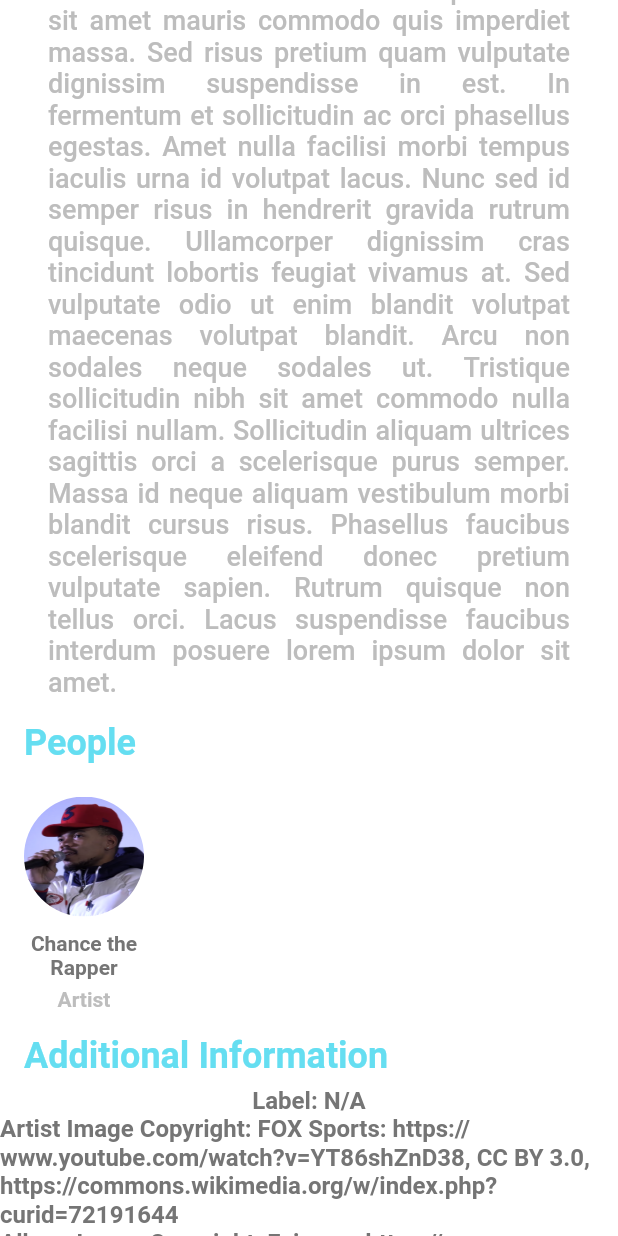
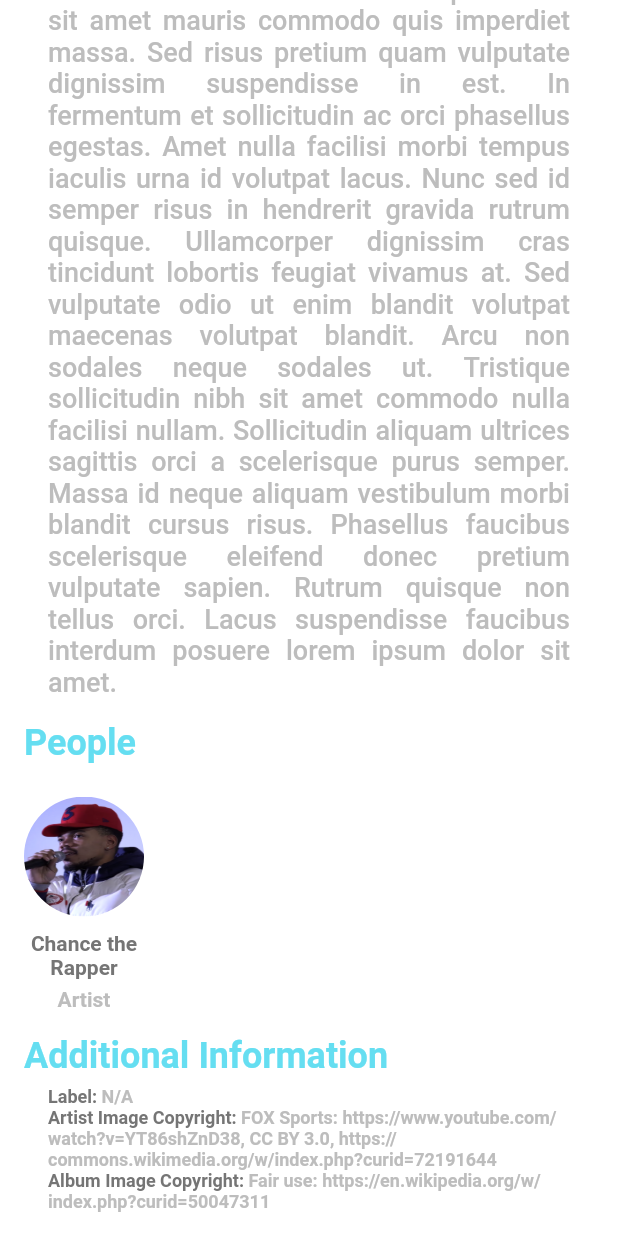
Before and after one commit to jah01/Sound-Selections, a Flutter app: the DetailsScreen screen opened directly with sample values from the repository, scrolled down 1255 dp, on a phone screen of 412 x 824 dp. Run offline on Flutter 3.47's test engine with Material 2 defaults, Android fonts, the light colour scheme and no system bars; our stand-ins replace auto_size_text, carousel_slider, scrollable_positioned_list.

Commit message:
Modify navigation and minor detail screen update.

```diff
--- a/lib/data/music.dart
+++ b/lib/data/music.dart
@@ -1,6 +1,3 @@
-import 'package:flutter/cupertino.dart';
-import 'categories.dart';
-
 class Music {
   final String title, artist, album, label, description, artistImg, artistC, albumImg, albumC, category;
   final DateTime release;
--- a/lib/screens/details/components/body.dart
+++ b/lib/screens/details/components/body.dart
@@ -1,7 +1,6 @@
 import 'package:flutter/cupertino.dart';
 import 'package:flutter/material.dart';
 import 'package:soundselections/defaults.dart';
-import '../../details/details_screen.dart';
 import '../../../data/music.dart';
 
 Widget _flightShuttleBuilder(
@@ -198,9 +197,31 @@ class Body extends StatelessWidget {
                 padding: EdgeInsets.fromLTRB(defaultPadding, 0.0, defaultPadding, 6.0),
                 child: Text("Additional Information", style: TextStyle(fontSize: 24, color: thirdColor, fontWeight: FontWeight.w600),),
               ),
-              Text("Label: ${song.getLabel}", style: TextStyle(fontSize: 16, color: Colors.grey[600], fontWeight: FontWeight.w600),),
-              Text("Artist Image Copyright: ${song.getArtistC}", style: TextStyle(fontSize: 16, color: Colors.grey[600], fontWeight: FontWeight.w600),),
-              Text("Album Image Copyright: ${song.getAlbumC}", style: TextStyle(fontSize: 16, color: Colors.grey[600], fontWeight: FontWeight.w600),),
+              Container(
+                color: Colors.white,
+                padding: EdgeInsets.symmetric(horizontal: defaultPadding * 2),
+                child: RichText(
+                  textAlign: TextAlign.left,
+                  text: TextSpan(
+                    text: "Label: ",
+                    style: TextStyle(fontSize: 12, color: Colors.grey[600], fontWeight: FontWeight.w600),
+                    children: <TextSpan>[
+                      TextSpan(text: "${song.getLabel}\n", style: TextStyle(color: Colors.grey[400])),
+                      TextSpan(text: "Artist Image Copyright: ",
+                      children: <TextSpan>[
+                        TextSpan(text: "${song.getArtistC}\n", style: TextStyle(color: Colors.grey[400])),
+                        TextSpan(text: "Album Image Copyright: ",
+                          children: <TextSpan>[
+                            TextSpan(text: "${song.getAlbumC}", style: TextStyle(color: Colors.grey[400])),
+                          ],
+                        ),
+                      ],
+                      ),
+                    ],
+                  ),
+                ),
+              ),
+Padding(padding: EdgeInsets.only(bottom: defaultPadding),),
 //              Padding(padding: EdgeInsets.only(bottom: 6.0),),
             ],
           ),
--- a/lib/screens/home/components/songs.dart
+++ b/lib/screens/home/components/songs.dart
@@ -246,7 +246,8 @@ class _SongList extends State<SongList> {
                                       itemCount: featured(getAtIndex(i)).length,
                                       itemBuilder: (context, j) {
                                         Music current = getAtIndex(i)[j];
-                                        return FlatButton(
+                                        Key k = UniqueKey();
+                                        return Hero(tag: k, child: FlatButton(
                                           shape: RoundedRectangleBorder(
                                             borderRadius:
                                                 BorderRadius.circular(4.0),
@@ -257,6 +258,7 @@ class _SongList extends State<SongList> {
                                               thirdColor.withAlpha(600),
                                           padding: EdgeInsets.all(0.0),
                                           onPressed: () {
+                                            Navigator.push(context, MaterialPageRoute(builder: (context) => DetailsScreen(current, k)));
                                             //TODO nav
                                           },
                                           child: Row(
@@ -299,7 +301,7 @@ class _SongList extends State<SongList> {
                                               )
                                             ],
                                           ),
-                                        );
+                                        ),);
                                       })
                                 ],
                               ),
@@ -340,7 +342,8 @@ class _SongList extends State<SongList> {
                                     itemCount: getOtherAtIndex(i).length,
                                     itemBuilder: (context, j) {
                                       Music current = getOtherAtIndex(i)[j];
-                                      return FlatButton(
+                                      Key k = UniqueKey();
+                                      return Hero(key: k, child: FlatButton(
                                         shape: RoundedRectangleBorder(
                                           borderRadius:
                                               BorderRadius.circular(4.0),
@@ -350,6 +353,7 @@ class _SongList extends State<SongList> {
                                             thirdColor.withAlpha(600),
                                         padding: EdgeInsets.all(0.0),
                                         onPressed: () {
+                                          Navigator.push(context, MaterialPageRoute(builder: (context) => DetailsScreen(current, k)));
                                           //TODO nav
                                         },
                                         child: Row(
@@ -392,7 +396,7 @@ class _SongList extends State<SongList> {
                                             ),
                                           ],
                                         ),
-                                      );
+                                      ),);
                                     },
                                   ),
                                 ],
```
